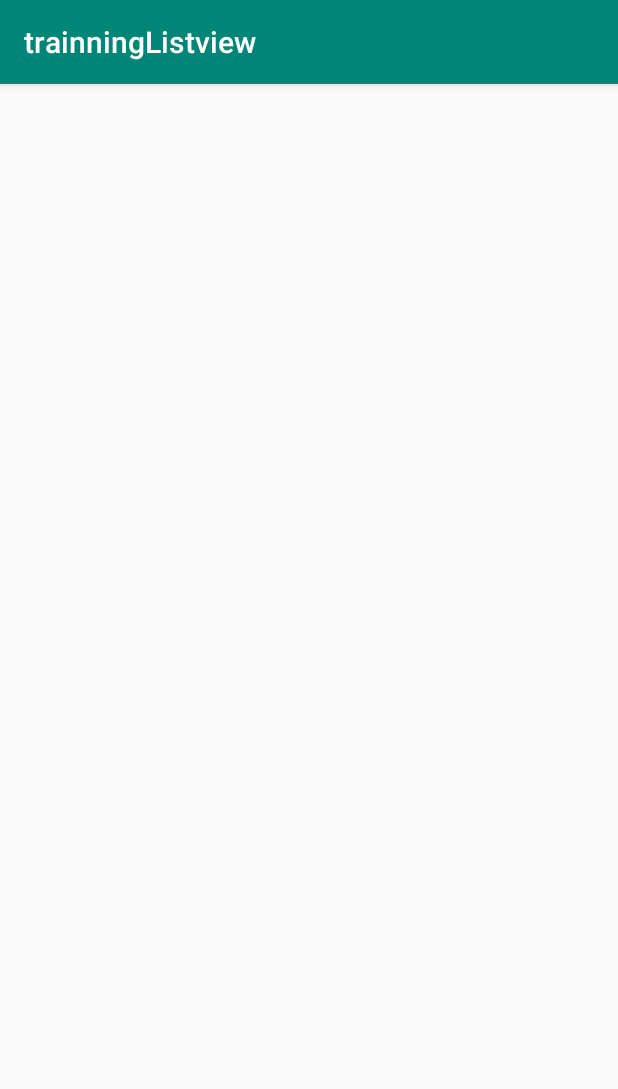
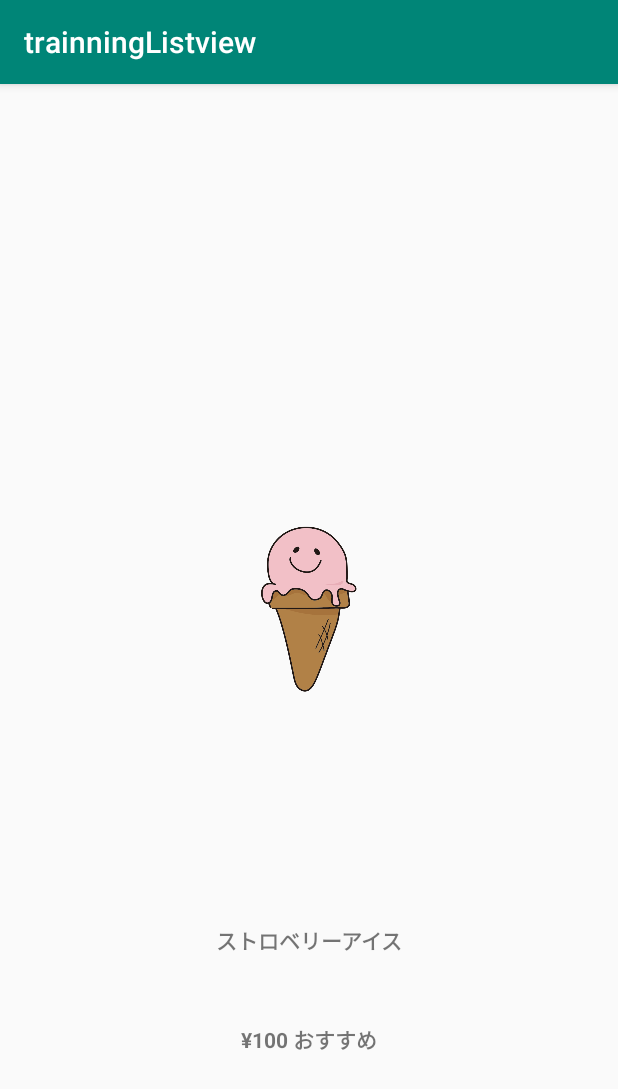
Before and after one commit to pii-programmer/trainningListview, an Android app: the screen it shows after launch (SubActivity), after a tap on "ストロベリーアイス", on a phone screen of 412 x 824 dp. Shown: the top 1089 px of the screen. Run offline under Robolectric (Android 15) with nearby library versions, the phone set to English and light mode, and no system bars.

Commit message:
コードレビュー頂いたメモと改コード

```diff
--- a/app/src/main/java/com/example/trainninglistview/CustomAdapter.kt
+++ b/app/src/main/java/com/example/trainninglistview/CustomAdapter.kt
@@ -19,16 +19,16 @@ class CustomAdapter(context: Context, list:ArrayList<Data>) : ArrayAdapter<Data>
             view = LayoutInflater.from(context).inflate(R.layout.row_view, parent,false)
         }
 
-        //一行分のデータを取得する
-        data = getItem(position) as Data
-        when {
-            data.icon == "strawberry" -> {
+        //一行分のデータを取得す
+        data = getItem(position) as Data    // 今回はここで data:Data の初期化が完了している
+        when (data.icon){
+            "strawberry" -> {
                 view?.findViewById<ImageView>(R.id.icon)?.setImageResource(R.drawable.ice_strawberry)
             }
-            data.icon == "lemon" -> {
+            "lemon" -> {
                 view?.findViewById<ImageView>(R.id.icon)?.setImageResource(R.drawable.ice_lemon)
             }
-            data.icon == "choco" -> {
+            "choco" -> {
                 view?.findViewById<ImageView>(R.id.icon)?.setImageResource(R.drawable.ice_choco)
             }
         }
@@ -38,6 +38,20 @@ class CustomAdapter(context: Context, list:ArrayList<Data>) : ArrayAdapter<Data>
     }
 }
 
+// view?.findViewById<ImageView>(R.id.icon)?.setImageResource(R.drawable.ice_strawberry)　の ? とは null判定。
+// その値(view)が null だったら、findViewById してください　という意味。
+// findViewById<TextView>(R.id.title)が nullだったら、applyして(データ箱を全部開いて)、textにdataのタイトルを代入してください　という意味。
+
+// あまり ? は使わない方がいい。
+
+// そのために、null を回避する書き方がある ↓
+//    data?.let{
+//        it.icon: String
+//        it.title: String
+//        it.text: String
+//    }
+// 変数dataの値が null だったら、let(ここに変数を追加しますよ)。
+
 
 // データ型
 data class Data(
--- a/app/src/main/java/com/example/trainninglistview/MainActivity.kt
+++ b/app/src/main/java/com/example/trainninglistview/MainActivity.kt
@@ -39,12 +39,15 @@ class MainActivity : AppCompatActivity() {
                 })
             }
 
+        // dataList を DBに保存し
+        // DB から data を取得し adapter にセットする
+
         // アダプターをセットする
         val adapter = CustomAdapter(this, dataList)
         list_view.adapter = adapter
 
-        // リストビューのクリックリスナー
-        list_view.setOnItemClickListener { parent: AdapterView<*>, view, position, id ->
+        // リストビューのクリックリスナ　　　　　　 // 使わない view と id は _ で伏せておく
+        list_view.setOnItemClickListener { parent: AdapterView<*>, _, position, _ ->
             val intent = Intent(this, SubActivity::class.java)
 
             val iceCream = parent.getItemAtPosition(position) as Data
@@ -53,20 +56,23 @@ class MainActivity : AppCompatActivity() {
 
             intent.putExtra("ICE_CREAM", state)
             startActivity(intent)
+
+
+            // apply 使うとこの様にも書ける
+//            Intent(this, SubActivity::class.java).apply {
+//                this.putExtra("ICE_CREAM", state)
+//                startActivity(this)
+//            }
         }
     }
 }
 
 
 
+
 //  トースト表示はできた
 //  Toast.makeText(applicationContext, userSelectedList.toString(), Toast.LENGTH_SHORT).show()
-
-//  クリックしたリストの位置を定義： val userSelectedList = parent.getItemAtPosition(position)
-
-
-
-/////////////////// メモ（スコープ関数） ////////////////////////////
+/////////////////// メモ ////////////////////////////
 //        val dataList = arrayListOf<Data>().apply {
 //            var data = Data()
 //            for (i in 0..99) {
@@ -77,10 +83,3 @@ class MainActivity : AppCompatActivity() {
 //            }
 //        }
 //        print(dataList)
-
-
-// collectionメソッドを使ってみたけど同じ画像しか出せないのでコメントアウト
-//            val icon = listOf("a", "b", "c")
-//                for(n in icon){
-//                    this.icon = n
-//                }
--- a/app/src/main/java/com/example/trainninglistview/SubActivity.kt
+++ b/app/src/main/java/com/example/trainninglistview/SubActivity.kt
@@ -16,38 +16,24 @@ class SubActivity : AppCompatActivity(){
 
         val state = intent.getSerializableExtra("ICE_CREAM")
         if (state is DataState){
-            when{
-                state.icon == "lemon" -> {
+            when (state.icon){
+                "lemon" -> {
                     iceIcon.setImageResource(R.drawable.ice_lemon)
-                    iceTitle.setText(state.title)
-                    iceText.setText(state.text)
+                    iceTitle.text = state.title
+                    iceText.text = state.text
+                }
+                "strawberry" -> {
+                    iceIcon.setImageResource(R.drawable.ice_strawberry)
+                    iceTitle.text = state.title
+                    iceText.text = state.text
+                }
+                "choco" -> {
+                    iceIcon.setImageResource(R.drawable.ice_choco)
+                    iceTitle.text = state.title
+                    iceText.text = state.text
                 }
             }
         }
 
     }
 }
-
-//          when {
-//                state.strawberry == "Data(icon=strawberry, title=ストロベリーアイス, text=¥100 おすすめ)" -> {
-//                    ice_cream_s.text = "ストロベリーアイス"
-//                }
-//                state.choco == "Data(icon=choco, title=チョコアイス, text=¥300 濃厚チョコ)" -> {
-//                    ice_cream_c.text = "チョコアイス"
-//                }
-//                state.lemon == "Data(icon=lemon, title=レモンアイス, text=¥200 爽やか)" -> {
-//                    ice_cream_l.text = "レモンアイス"
-//                }
-//            }
-
-
-
-/////////////  メモ  //////////////
-//   Log.d("test1", "test1")
-//
-//        val result = arrayListOf(1, 2, 3).also {
-//            println(it.max())
-//            println(it.min())
-//        }
-//
-//        get_user_selected.text = result.toString()
```
